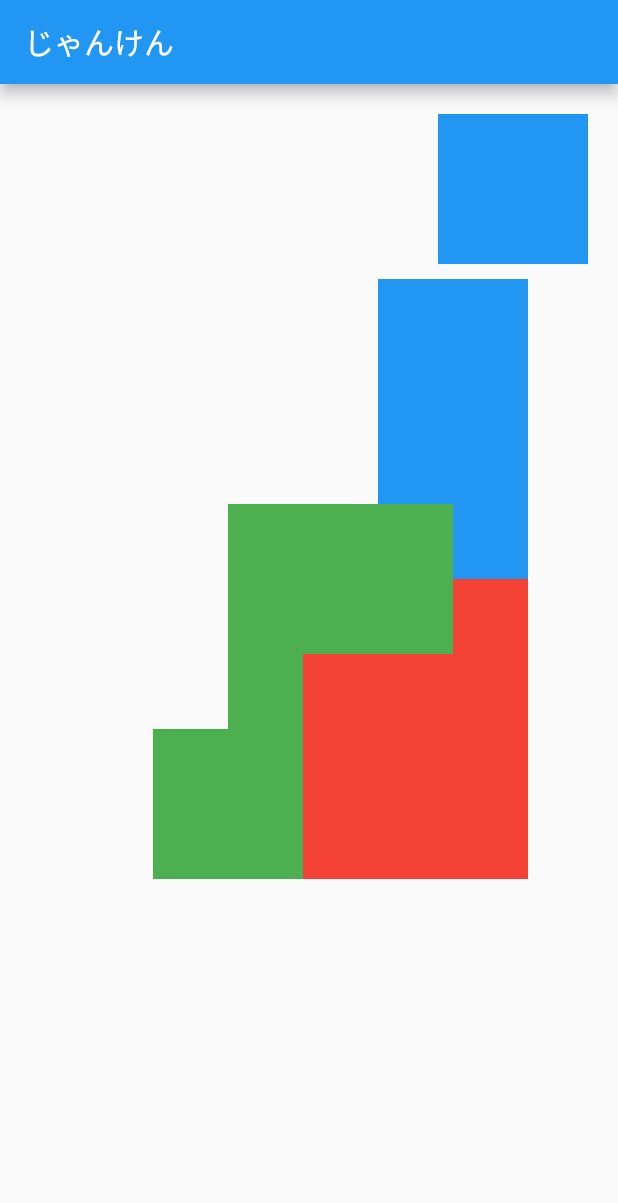
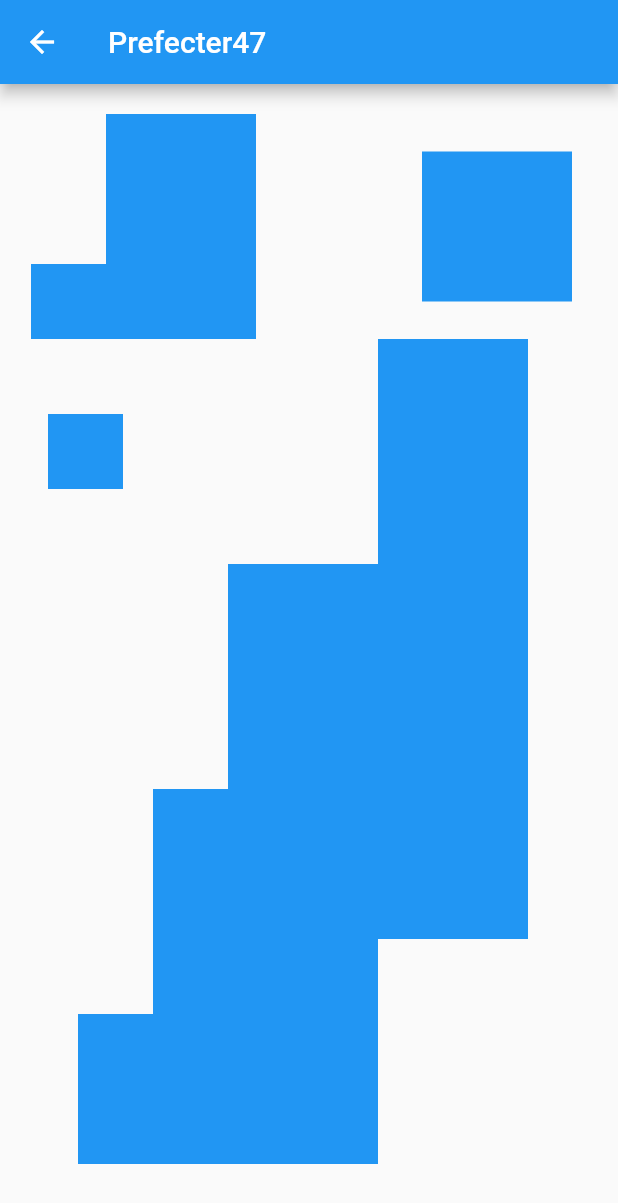
Before and after one commit to HikaruKusanagi/Prefectures47, a Flutter app: the Prefectures47 screen opened directly, on a phone screen of 412 x 824 dp. Shown: the top 1203 px of the screen. Run offline on Flutter 3.47's test engine with Material 2 defaults, Android fonts, the phone set to English and light mode, and no system bars; our stand-ins replace dio; network calls fail.

Commit message:
no message

```diff
--- a/lib/main.dart
+++ b/lib/main.dart
@@ -18,7 +18,7 @@ class MyApp extends StatelessWidget {
       theme: ThemeData(
         primarySwatch: Colors.blue,
       ),
-      home: const Prefectures47(),
+      home: const PixabayPage(),
     );
   }
 }
--- a/lib/prefectures47.dart
+++ b/lib/prefectures47.dart
@@ -66,7 +66,7 @@ class _Prefectures47State extends State<Prefectures47> {
   @override
   Widget build(BuildContext context) {
     return Scaffold(
-      appBar: AppBar(title: Text('じゃんけん'),),
+      appBar: AppBar(title: Text('Prefecter47'),),
       body: SingleChildScrollView(
         child: Center(
           child: Column(
@@ -74,17 +74,104 @@ class _Prefectures47State extends State<Prefectures47> {
             children: [
               SizedBox(height: 20),
               Row(
-                mainAxisAlignment: MainAxisAlignment.end,
+                mainAxisAlignment: MainAxisAlignment.spaceBetween,
                 children: [
-                  Container(
-                    height: 100,
-                    width: 100,
-                    color: Colors.blue,
+                  SizedBox(width: 10),
+                  Row(
+                    children: [
+                      Column(
+                        children: [
+                          Container(
+                            height: 50,
+                            width: 50,
+                          ),
+                          Container(
+                            height: 50,
+                            width: 50,
+                          ),
+                          Container(
+                            height: 50,
+                            width: 50,
+                            color: Colors.blue,
+                          ),
+                        ],
+                      ),
+                      Column(
+                        children: [
+                          Container(
+                            height: 50,
+                            width: 50,
+                            color: Colors.blue,
+                          ),
+                          Container(
+                            height: 50,
+                            width: 50,
+                            color: Colors.blue,
+                          ),
+                          Container(
+                            height: 50,
+                            width: 50,
+                            color: Colors.blue,
+                          ),
+                        ],
+                      ),
+                      Column(
+                        children: [
+                          Container(
+                            height: 50,
+                            width: 50,
+                            color: Colors.blue,
+                          ),
+                          Container(
+                            height: 50,
+                            width: 50,
+                            color: Colors.blue,
+                          ),
+                          Container(
+                            height: 50,
+                            width: 50,
+                            color: Colors.blue,
+                          ),
+
+                        ],
+                      ),
+                      Container(
+                        height: 50,
+                        width: 50,
+                      ),
+                      Column(
+                        children: [
+                          Container(
+                            height: 50,
+                            width: 50,
+                          ),
+                        ],
+                      ),
+                    ],
+                  ),
+                  Column(
+                    children: [
+                      InkWell(
+                        onTap: () {
+                          showDialog(
+                              context: context,
+                              builder: (context) {
+                                return AlertDialog(
+                                  title: Text('北海道'),
+                                );
+                              });
+                        },
+                        child: Container(
+                          height: 100,
+                          width: 100,
+                          color: Colors.blue,
+                        ),
+                      ),
+                    ],
                   ),
                   SizedBox(width: 20),
                 ],
               ),
-              SizedBox(height: 10),
               Row(
                 mainAxisAlignment: MainAxisAlignment.end,
                 children: [
@@ -99,6 +186,12 @@ class _Prefectures47State extends State<Prefectures47> {
               Row(
                 mainAxisAlignment: MainAxisAlignment.end,
                 children: [
+                  Container(
+                    height: 50,
+                    width: 50,
+                    color: Colors.blue,
+                  ),
+                  SizedBox(width: 170),
                   Container(
                     height: 50,
                     width: 50,
@@ -134,17 +227,17 @@ class _Prefectures47State extends State<Prefectures47> {
                   Container(
                     height: 50,
                     width: 50,
-                    color: Colors.green,
+                    color: Colors.blue,
                   ),
                   Container(
                     height: 50,
                     width: 50,
-                    color: Colors.green,
+                    color: Colors.blue,
                   ),
                   Container(
                     height: 50,
                     width: 50,
-                    color: Colors.green,
+                    color: Colors.blue,
                   ),
                   Container(
                     height: 50,
@@ -160,22 +253,22 @@ class _Prefectures47State extends State<Prefectures47> {
                   Container(
                     height: 50,
                     width: 50,
-                    color: Colors.green,
+                    color: Colors.blue,
                   ),
                   Container(
                     height: 50,
                     width: 50,
-                    color: Colors.green,
+                    color: Colors.blue,
                   ),
                   Container(
                     height: 50,
                     width: 50,
-                    color: Colors.green,
+                    color: Colors.blue,
                   ),
                   Container(
                     height: 50,
                     width: 50,
-                    color: Colors.red,
+                    color: Colors.blue,
                   ),
                   SizedBox(width: 60),
                 ],
@@ -186,24 +279,24 @@ class _Prefectures47State extends State<Prefectures47> {
                   Container(
                     height: 50,
                     width: 50,
-                    color: Colors.green,
+                    color: Colors.blue,
                   ),
                   Container(
                     height: 50,
                     width: 50,
-                    color: Colors.red,
+                    color: Colors.blue,
                   ),
                   Container(
                     height: 50,
                     width: 50,
-                    color: Colors.red,
+                    color: Colors.blue,
                   ),
                   Column(
                     children: [
                       Container(
                         height: 50,
                         width: 50,
-                        color: Colors.red,
+                        color: Colors.blue,
                       ),
                     ],
                   ),
@@ -216,27 +309,27 @@ class _Prefectures47State extends State<Prefectures47> {
                   Container(
                     height: 50,
                     width: 50,
-                    color: Colors.green,
+                    color: Colors.blue,
                   ),
                   Container(
                     height: 50,
                     width: 50,
-                    color: Colors.green,
+                    color: Colors.blue,
                   ),
                   Container(
                     height: 50,
                     width: 50,
-                    color: Colors.red,
+                    color: Colors.blue,
                   ),
                   Container(
                     height: 50,
                     width: 50,
-                    color: Colors.red,
+                    color: Colors.blue,
                   ),
                   Container(
                     height: 50,
                     width: 50,
-                    color: Colors.red,
+                    color: Colors.blue,
                   ),
                   SizedBox(width: 60),
                 ],
@@ -247,29 +340,121 @@ class _Prefectures47State extends State<Prefectures47> {
                   Container(
                     height: 50,
                     width: 50,
-                    color: Colors.green,
                   ),
                   Container(
                     height: 50,
                     width: 50,
-                    color: Colors.green,
+                    color: Colors.blue,
                   ),
                   Container(
                     height: 50,
                     width: 50,
-                    color: Colors.red,
+                    color: Colors.blue,
                   ),
                   Container(
                     height: 50,
                     width: 50,
-                    color: Colors.red,
+                    color: Colors.blue,
                   ),
                   Container(
                     height: 50,
                     width: 50,
-                    color: Colors.red,
+                    color: Colors.blue,
+                  ),
+                  Container(
+                    height: 50,
+                    width: 50,
+                    color: Colors.blue,
                   ),
                   SizedBox(width: 60),
+                ],
+              ),
+              Row(
+                mainAxisAlignment: MainAxisAlignment.end,
+                children: [
+                  Container(
+                    height: 50,
+                    width: 50,
+                  ),
+                  Container(
+                    height: 50,
+                    width: 50,
+                    color: Colors.blue,
+                  ),
+                  Container(
+                    height: 50,
+                    width: 50,
+                    color: Colors.blue,
+                  ),
+                  Container(
+                    height: 50,
+                    width: 50,
+                    color: Colors.blue,
+                  ),
+                  Container(
+                    height: 50,
+                    width: 50,
+
+                  ),
+                  Container(
+                    height: 50,
+                    width: 50,
+
+                  ),
+                  SizedBox(width: 60),
+                ],
+              ),
+              Row(
+                mainAxisAlignment: MainAxisAlignment.end,
+                children: [
+                  Container(
+                    height: 50,
+                    width: 50,
+                    color: Colors.blue,
+                  ),
+                  Container(
+                    height: 50,
+                    width: 50,
+                    color: Colors.blue,
+                  ),
+                  Container(
+                    height: 50,
+                    width: 50,
+                    color: Colors.blue,
+                  ),
+                  Container(
+                    height: 50,
+                    width: 50,
+                    color: Colors.blue,
+                  ),
+
+                  SizedBox(width: 160),
+                ],
+              ),
+              Row(
+                mainAxisAlignment: MainAxisAlignment.end,
+                children: [
+                  Container(
+                    height: 50,
+                    width: 50,
+                    color: Colors.blue,
+                  ),
+                  Container(
+                    height: 50,
+                    width: 50,
+                    color: Colors.blue,
+                  ),
+                  Container(
+                    height: 50,
+                    width: 50,
+                    color: Colors.blue,
+                  ),
+                  Container(
+                    height: 50,
+                    width: 50,
+                    color: Colors.blue,
+                  ),
+                  SizedBox(width: 160),
                 ],
               ),
             ],
```
